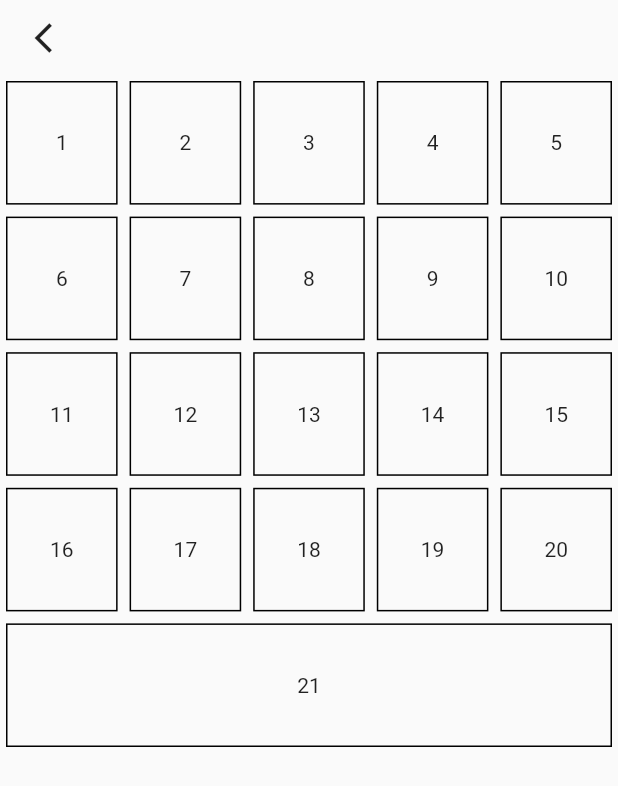
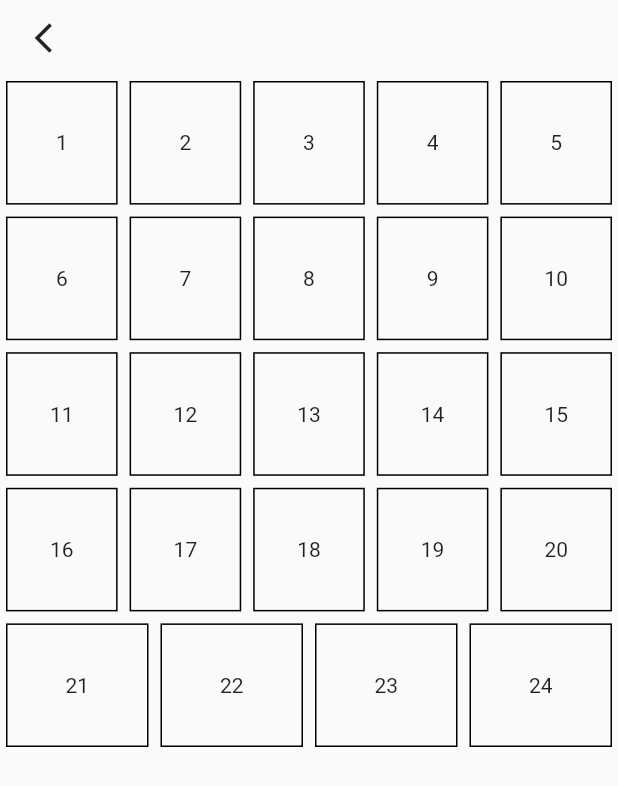
Before and after one commit to kura-kento/RicochetRobots_flutter, a Flutter app: the screen it shows after launch, after a tap on the "apps" icon, on a phone screen of 412 x 824 dp. Shown: the top 786 px of the screen. Run offline on Flutter 3.47's test engine with Material 2 defaults, Android fonts, the phone set to English and light mode, and no system bars; our stand-ins replace audioplayers, shared_preferences, sqflite; accounts and stored records are empty.

Commit message:
stage add

```diff
--- a/lib/main.dart
+++ b/lib/main.dart
@@ -34,8 +34,8 @@ class MyApp extends StatelessWidget {
   }
   Future<Widget> setting()async{
     await SharedPrefs.setInstance();
-    final SoundManager bgmManager = SoundManager();
-    bgmManager.playLocal('Blue_Moon_2.mp3');
+//    final SoundManager bgmManager = SoundManager();
+//    bgmManager.playLocal('Blue_Moon_2.mp3');
     DatabaseHelper.db = await DatabaseHelper.initializeDatabase();
     return TopPage();
   }
--- a/lib/screen/stage_select.dart
+++ b/lib/screen/stage_select.dart
@@ -92,10 +92,7 @@ void initState(){
                           Navigator.push(
                             context,
                             SlidePageRoute(
-                              page: StageBuilder(id: stageDataList[stageNumber].id,
-                                                 stageSize: stageDataList[stageNumber].size,
-                                                 wall: stageDataList[stageNumber].parameter,
-                                                 robotList: stageDataList[stageNumber].robots),
+                              page: StageBuilder(id: stageDataList[stageNumber].id),
                               settings: RouteSettings(name: '/stage_builder',),
                              ),
                           );
--- a/lib/screen/top_page.dart
+++ b/lib/screen/top_page.dart
@@ -1,6 +1,8 @@
 import 'package:flutter/material.dart';
 import 'package:ricochetrobotsapp/screen/stage_select.dart';
+import 'package:ricochetrobotsapp/stages/stage_builder.dart';
 import 'package:ricochetrobotsapp/utils/page_animation.dart';
+import 'package:ricochetrobotsapp/utils/shared_prefs.dart';
 import 'package:ricochetrobotsapp/utils/sounds.dart';
 
 
@@ -18,11 +20,29 @@ class _TopPageState extends State<TopPage> {
       body: Center(
         child: Column(
           children: [
-            Container(height: 400,),
+            Container(height: 200,),
+            Text("stage"+SharedPrefs.getStage().toString()),
+            Container(height: 50,),
+            IconButton(
+              icon: Icon(Icons.play_arrow),
+              iconSize: 40,
+              onPressed: (){
+                soundManagerSelect.playLocal('start.mp3');
+                Navigator.push(
+                  context,
+                  SlidePageRoute(
+                    page: StageBuilder(id: SharedPrefs.getStage()),
+                    settings: RouteSettings(name: '/stage_builder',),
+                  ),
+                );
+              },
+            ),
+            Container(height: 25,),
             IconButton(
               icon: Icon(Icons.apps),
+              iconSize: 40,
               onPressed: (){
-                soundManagerSelect.playLocal('start.mp3');
+                soundManagerSelect.playLocal('select.mp3');
                 Navigator.push(
                   context,
                   SlidePageRoute(
@@ -32,19 +52,6 @@ class _TopPageState extends State<TopPage> {
                 );
               },
             ),
-            IconButton(
-              icon: Icon(Icons.arrow_right),
-              onPressed: (){
-                soundManagerSelect.playLocal('start.mp3');
-                Navigator.push(
-                  context,
-                  SlidePageRoute(
-                    page: StageSelect(),
-                    settings: RouteSettings(name: '/stage_builder',),
-                  ),
-                );
-              },
-            )
           ],
         ),
       )
--- a/lib/utils/database_help.dart
+++ b/lib/utils/database_help.dart
@@ -46,22 +46,28 @@ class DatabaseHelper {
 
     await db.execute('CREATE TABLE $tableName($colId INTEGER PRIMARY KEY AUTOINCREMENT, $colSize INTEGER,'
         '$colName TEXT, $colParameter TEXT, $colRobots TEXT, $colLock TEXT)');
-    await db.insert(tableName,Stage(5,"stage1lv1",[[1,4,770],[1,3,14]],[[1,1]],false).toMap());
+    await db.insert(tableName,Stage(5,"stage1lv1",[[1,4,770],[1,3,2]],[[1,1]],false).toMap());
     await db.insert(tableName,Stage(5,"stage1lv1",[[2,2,210],[3,3,231],[1,3,14]],[[1,1]],false).toMap());
     await db.insert(tableName,Stage(5,"stage2lv5",[[2,2,210],[3,3,231]],[[4,0],[4,1]],false).toMap());
     await db.insert(tableName,Stage(5,"stage2lv10",[[2,2,210],[4,0,2],[3,3,231],[4,1,7],[1,1,10]],[[1,4],[4,0]],false).toMap());
-    await db.insert(tableName,Stage(7,"stage3",[[1,5,770],[0,2,7],[2,2,21],[2,0,3],[0,4,5],[2,4,15],[2,6,3],[4,4,10],[6,4,5],[4,6,2],[4,0,2],[4,2,14],[6,2,7]],[[1,1],[5,1],[5,5]],false).toMap());
+    await db.insert(tableName,Stage(7,"stage3lv20",[[1,5,770],[0,2,7],[2,2,21],[2,0,3],[0,4,5],[2,4,15],[2,6,3],[4,4,10],[6,4,5],[4,6,2],[4,0,2],[4,2,14],[6,2,7]],[[1,1],[5,1],[5,5]],false).toMap());
+    //5
+    await db.insert(tableName,Stage(6,"stage3lv20",[[2,3,462],[0,5,210],[5,0,210],[4,4,21],[4,1,15],[1,1,10]],[[4,0],[5,5]],false).toMap());
     await db.insert(tableName,Stage(5,"stage2lv25",[[2,3,462]],[[4,0],[4,1]],false).toMap());
+    await db.insert(tableName,Stage(5,"stage3lv25",[[1,2,1155],[2,0,3],[2,4,15]],[[0,1],[4,0]],false).toMap());
     await db.insert(tableName,Stage(5,"stage2lv25",[[0,3,330],[1,1,21],[4,1,7],[1,4,3],[2,3,3]],[[0,0],[0,1]],false).toMap());
     await db.insert(tableName,Stage(5,"stage2lv25",[[0,3,770],[1,2,21],[4,1,7]],[[4,1],[4,4]],false).toMap());
+    //10
     await db.insert(tableName,Stage(5,"stage2lv25",[[0,2,210],[2,1,10],[4,2,1155]],[[4,0],[4,1]],false).toMap());
     await db.insert(tableName,Stage(6,"stage3lv25",[[2,3,77],[3,0,3],[2,2,14],[3,5,6],[5,3,7],[0,2,7]],[[3,2],[4,1]],false).toMap());
     await db.insert(tableName,Stage(5,"stage2lv50",[[1,3,11]],[[4,0],[4,1],[4,2]],false).toMap());
     await db.insert(tableName,Stage(5,"stage2lv60",[[2,2,11]],[[4,0],[4,1],[4,2]],false).toMap());
     await db.insert(tableName,Stage(7,"stage3",[[2,2,110],[2,5,14],[4,5,10],[5,2,14],[5,0,2],[4,6,2]],[[0,5],[6,0],[6,6]],false).toMap());
+    //15
     await db.insert(tableName,Stage(6,"stage3lv60",[[4,1,231],[0,3,5],[3,3,15],[5,4,5],],[[3,3],[5,0]],false).toMap());
-    await db.insert(tableName,Stage(6,"stage3lv60",[[2,2,154],[0,0,7],[0,2,7],[2,1,2],[3,4,14],[4,2,10],[5,2,15],[5,3,7]],[[0,5],[3,2]],false).toMap());
+    await db.insert(tableName,Stage(6,"stage3lv60",[[2,2,154],[0,0,7],[0,2,7],[3,4,14],[4,2,10],[5,2,15],[5,3,7]],[[0,5],[3,2]],false).toMap());
     await db.insert(tableName,Stage(5,"stage2lv80",[[2,1,11]],[[4,0],[4,1],[4,2]],false).toMap());
+    await db.insert(tableName,Stage(7,"stage3lv80",[[3,3,11],[1,3,10],[5,2,10],[2,1,10],[4,5,21]],[[6,0],[6,6],[0,6]],false).toMap());
     await db.insert(tableName,Stage(6,"stage10lv80",[[1,4,154],[1,2,15],[4,0,2],[4,2,14],[3,4,2],[4,5,10]],[[5,0],[5,1]],false).toMap());
     await db.insert(tableName,Stage(5,"stage3",[[4,4,11]],[[4,1],[4,0]],false).toMap());
     await db.insert(tableName,Stage(6,"stage3",[[5,5,11]],[[5,1],[5,0]],false).toMap());
@@ -121,16 +127,15 @@ class DatabaseHelper {
     }
     return stageList;
   }
-  Future<Map<String, dynamic>> getNextStageMap(id) async {
-    List<Map<String, dynamic>> x = await this.database.rawQuery('SELECT COUNT (*) from $tableName');
+  Future<Map<String, dynamic>> getSingleStageMap(id) async {
+   List<Map<String, dynamic>> x = await this.database.rawQuery('SELECT COUNT (*) from $tableName');
     int count = Sqflite.firstIntValue(x);
-    var result = await this.database.query(tableName,where: 'id = ? ',whereArgs: ['${id < count ? id+1:count}'], orderBy: '$colId ASC');
+    var result = await this.database.query(tableName,where: 'id = ? ',whereArgs: [id < count ? id : count], orderBy: '$colId ASC');
     return result[0];
   }
 //次ののデータを取得
-  Future<Stage> getNextStage(id) async {
-
-    var stageNext = await getNextStageMap(id); // Get 'Map List' from database
-    return Stage.fromMapObject(stageNext);
+  Future<Stage> getSingleStage(id) async {
+    var stage = await getSingleStageMap(id); // Get 'Map List' from database
+    return Stage.fromMapObject(stage);
   }
 }
```
Also changed, not shown: lib/stages/stage_builder.dart (+79 -46 lines), 2 other files.
